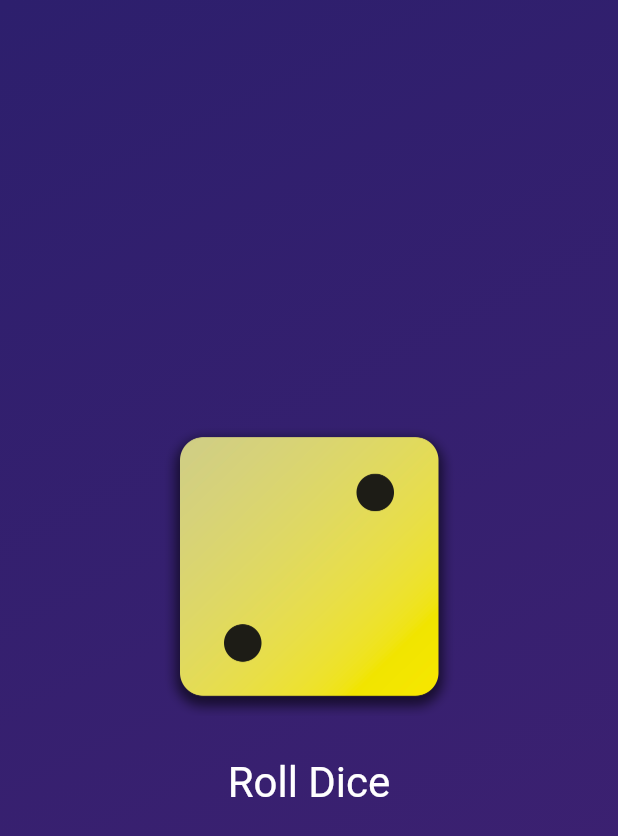
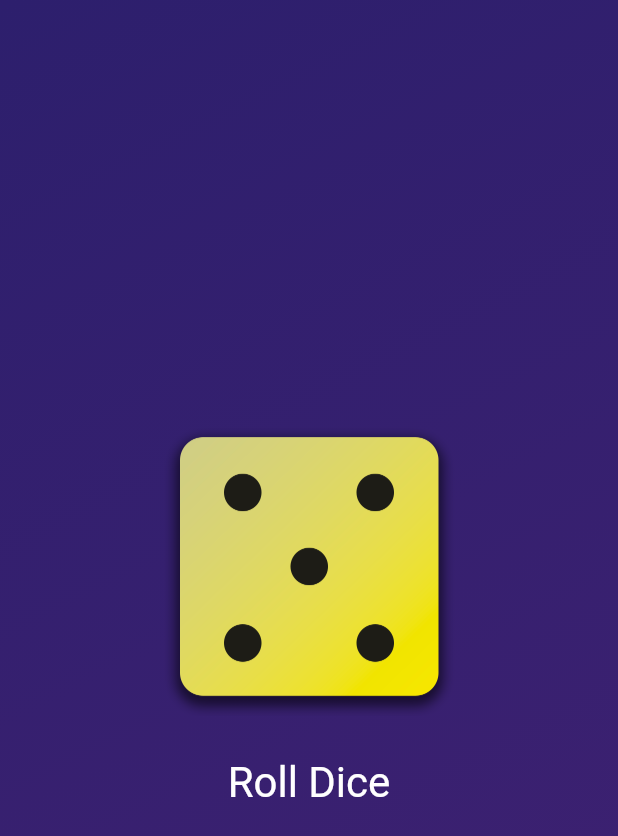
Before and after one commit to Amo95/flutter_apps, a Flutter app: the screen it shows after launch, after a tap on "Roll Dice", on a phone screen of 412 x 824 dp. Shown: the top 836 px of the screen. Run offline on Flutter 3.47's test engine with Material 3 defaults, Android fonts, the phone set to English and light mode, and no system bars.

Commit message:
added dice image

```diff
--- a/dice_game/lib/dice_roller.dart
+++ b/dice_game/lib/dice_roller.dart
@@ -1,25 +1,25 @@
-
-
+import 'dart:math';
 import 'package:flutter/material.dart';
 
-class DiceRoller extends StatefulWidget{
+final randomizer = Random();
 
+class DiceRoller extends StatefulWidget {
   const DiceRoller({super.key});
 
   @override
   State<StatefulWidget> createState() {
     return _DiceRollerState();
   }
-
 }
 
 class _DiceRollerState extends State {
-
-  var activeDiceImage = 'assets/images/dice-2.png';
+  int currentDiceRoll = 2;
 
   void rollDice() {
-    activeDiceImage = 'assets/images/dice-3.png';
-    print("changing image...");
+    setState(() {
+      currentDiceRoll = randomizer.nextInt(6) + 1;
+
+    });
   }
 
   @override
@@ -27,7 +27,8 @@ class _DiceRollerState extends State {
     return Column(
       mainAxisSize: MainAxisSize.min,
       children: [
-              Image.asset(activeDiceImage, width: 200),
+        Image.asset('assets/images/dice-$currentDiceRoll.png',
+        width: 200),
         const SizedBox(
           height: 20,
         ),
@@ -43,5 +44,4 @@ class _DiceRollerState extends State {
       ],
     );
   }
-
 }
```
Lines whose indentation alone changed are shown as unchanged.
